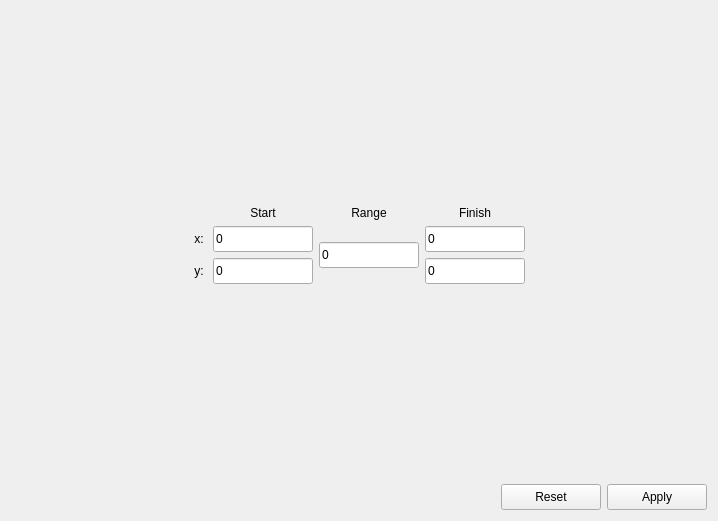
Old version of the form src/gui/dialogs/settings/frames/ctemareaframe.ui in the repository JJPPeters/clTEM.
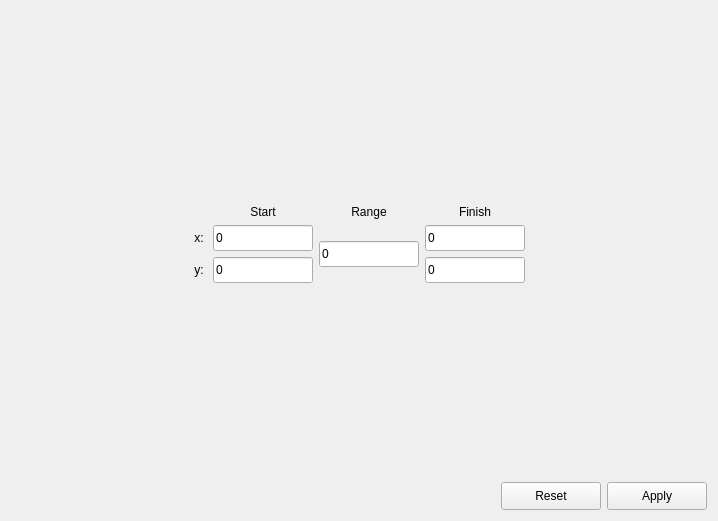
New version of the form. Custom widgets are drawn as their Qt base class.

```diff
--- a/src/gui/dialogs/settings/frames/ctemareaframe.ui
+++ b/src/gui/dialogs/settings/frames/ctemareaframe.ui
@@ -237,7 +237,7 @@
        <property name="minimumSize">
         <size>
          <width>100</width>
-         <height>26</height>
+         <height>28</height>
         </size>
        </property>
        <property name="text">
@@ -250,7 +250,7 @@
        <property name="minimumSize">
         <size>
          <width>100</width>
-         <height>26</height>
+         <height>28</height>
         </size>
        </property>
        <property name="text">
```
